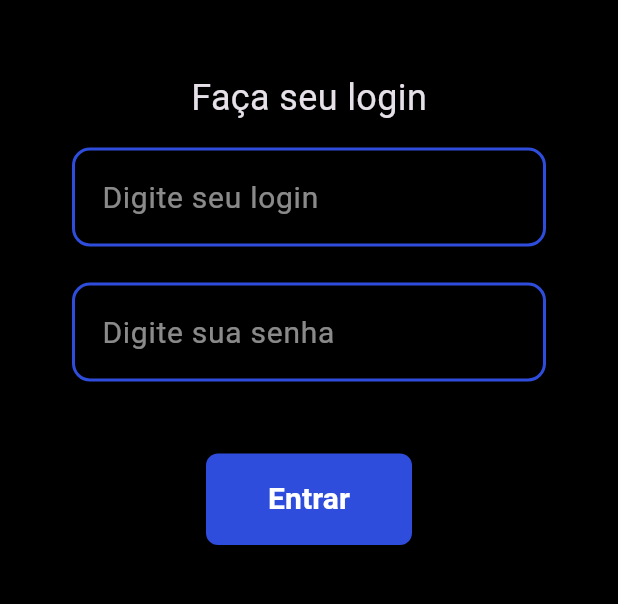
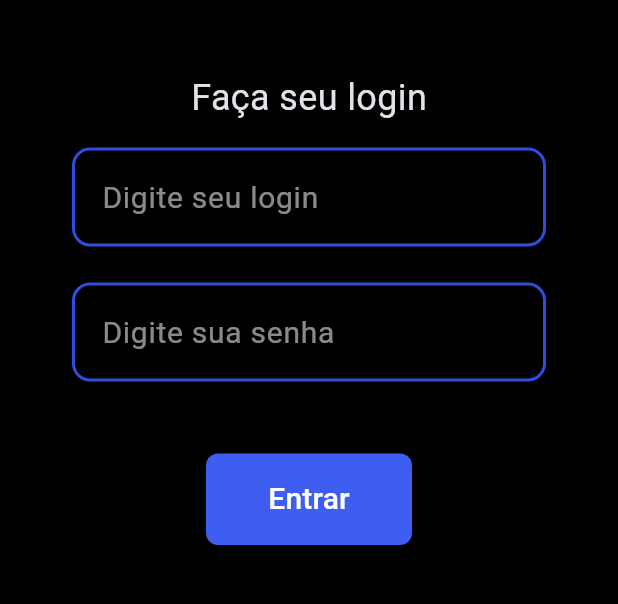
Before and after one commit to nilloferreiira/dosee, a Flutter app: the screen it shows after launch, after a tap on "Login", on a phone screen of 412 x 824 dp, the part 373-977 px from its top. Run offline on Flutter 3.47's test engine with Material 3 defaults, Android fonts, the light colour scheme and no system bars; our stand-ins replace gap.

Commit message:
feat: colors on elevated button

```diff
--- a/lib/components/ui/buttons/app_elevated_button.dart
+++ b/lib/components/ui/buttons/app_elevated_button.dart
@@ -5,12 +5,14 @@ class AppElevatedButton extends StatelessWidget {
   final String text;
   final double fontSize;
   final FontWeight fontWeight;
+  final Color color;
   final double? padding;
   final VoidCallback? onPressed;
   const AppElevatedButton({
     required this.text,
     this.fontSize = 20,
-    this.fontWeight = FontWeight.bold,
+    this.color = AppColors.blueLight1,
+    this.fontWeight = FontWeight.w500,
     this.onPressed,
     this.padding,
     super.key,
@@ -20,7 +22,7 @@ class AppElevatedButton extends StatelessWidget {
   Widget build(BuildContext context) {
     return ElevatedButton(
       style: ElevatedButton.styleFrom(
-        backgroundColor: AppColors.blueSecondary,
+        backgroundColor: color,
         foregroundColor: Colors.white,
         padding: EdgeInsets.symmetric(vertical: 16),
         shape: RoundedRectangleBorder(borderRadius: BorderRadius.circular(8)),
--- a/lib/components/ui/buttons/app_outlined_button.dart
+++ b/lib/components/ui/buttons/app_outlined_button.dart
@@ -21,7 +21,7 @@ class AppOutlinedButton extends StatelessWidget {
     return OutlinedButton(
       style: OutlinedButton.styleFrom(
         backgroundColor: Colors.transparent,
-        side: BorderSide(color: AppColors.blueSecondary, width: 2),
+        side: BorderSide(color: AppColors.blueLight1, width: 2),
         foregroundColor: AppColors.blueLight1,
         padding: EdgeInsets.symmetric(vertical: padding ?? 16),
         shape: RoundedRectangleBorder(borderRadius: BorderRadius.circular(8)),
--- a/lib/screens/auth/welcome_screen.dart
+++ b/lib/screens/auth/welcome_screen.dart
@@ -1,4 +1,5 @@
 import 'package:dosee/components/logo.dart';
+import 'package:dosee/styles/app_colors.dart';
 import 'package:flutter/material.dart';
 import 'package:gap/gap.dart';
 import 'package:dosee/components/ui/buttons/app_elevated_button.dart';
@@ -36,13 +37,23 @@ class WelcomeScreen extends StatelessWidget {
               Gap(16),
               SizedBox(
                 width: double.infinity,
-                child: AppOutlinedButton(
+                child: AppElevatedButton(
+                  color: AppColors.bluePrimary,
                   onPressed: () {
                     Navigator.pushNamed(context, '/register');
                   },
                   text: "Cadastrar-se",
                 ),
               ),
+              // SizedBox(
+              //   width: double.infinity,
+              //   child: AppOutlinedButton(
+              //     onPressed: () {
+              //       Navigator.pushNamed(context, '/register');
+              //     },
+              //     text: "Cadastrar-se",
+              //   ),
+              // ),
             ],
           ),
         ),
```
